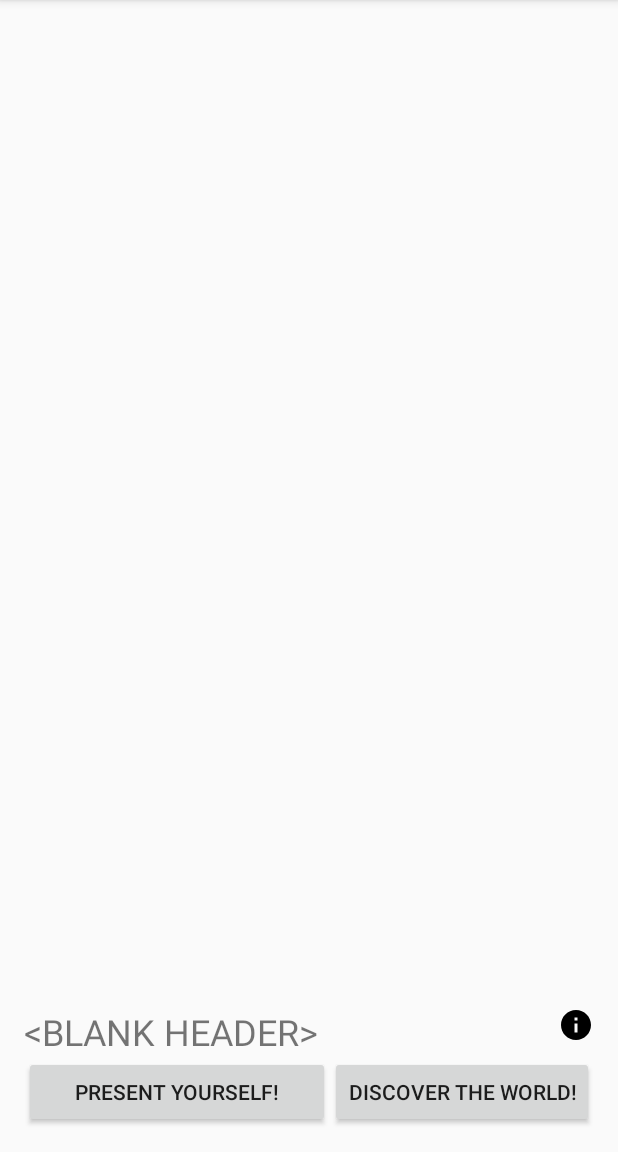
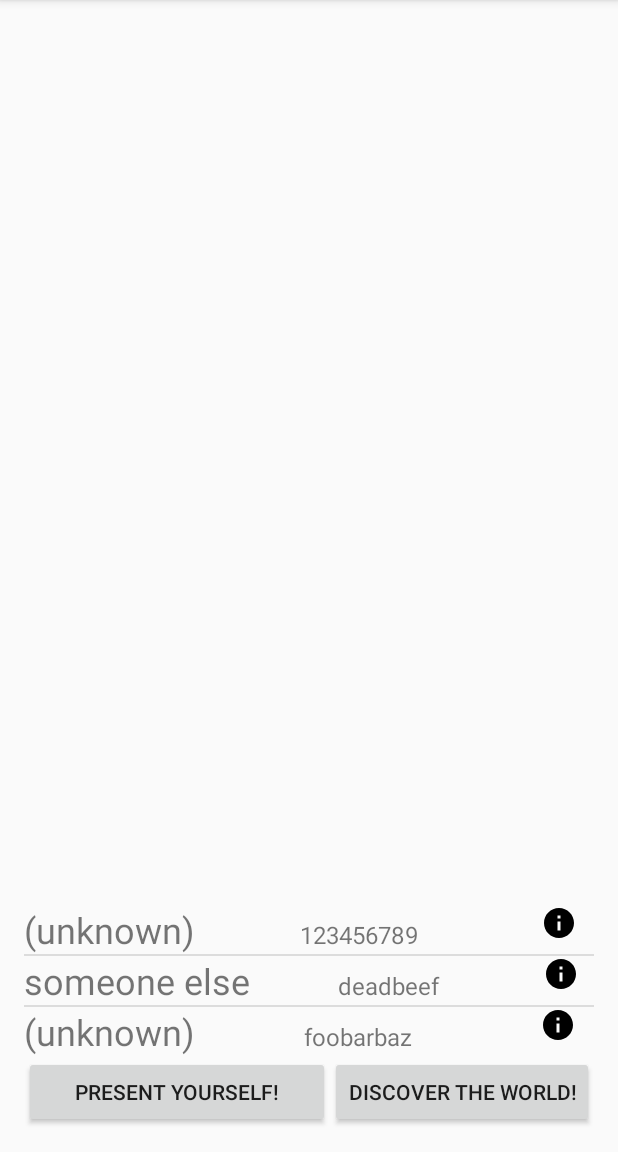
Before and after one commit to ethanfrey/blues-games, an Android app: the screen it shows after launch (MainActivity), on a phone screen of 412 x 824 dp, the part 84-1236 px from its top. Run offline under Robolectric (Android 15) with nearby library versions, the phone set to English and light mode, and no system bars.

Commit message:
Class for list data, update display on get list from server

```diff
--- a/app/src/main/java/com/orderbird/ethanblue/ListAdapter.java
+++ b/app/src/main/java/com/orderbird/ethanblue/ListAdapter.java
@@ -22,9 +22,10 @@ import java.util.TooManyListenersException;
 
 public class ListAdapter extends BaseAdapter {
     private Activity mContext;
-    private List<String> mList;
+    private List<UserData> mList;
     private LayoutInflater mLayoutInflater = null;
-    public ListAdapter(Activity context, List<String> list) {
+
+    public ListAdapter(Activity context, List<UserData> list) {
         mContext = context;
         mList = list;
         mLayoutInflater = (LayoutInflater) mContext
@@ -59,20 +60,24 @@ public class ListAdapter extends BaseAdapter {
         } else {
             viewHolder = (CompleteListViewHolder) v.getTag();
         }
-        viewHolder.mListItem.setText(mList.get(position));
+        UserData itemData = mList.get(position);
+        viewHolder.mListName.setText(itemData.getName());
+        viewHolder.mListUuid.setText(itemData.getUuid());
         viewHolder.mImageButton.setOnClickListener(new View.OnClickListener() {
             @Override
             public void onClick(View v) {
                 Bundle bundle = new Bundle();
-                bundle.putString("name", mList.get(position));
+                UserData itemData = mList.get(position);
+                bundle.putString("name", itemData.getName());
+                bundle.putString("uuid", itemData.getUuid());
                 Intent details = new Intent(v.getContext(), DetailActivity.class);
                 details.putExtras(bundle);
                 v.getContext().startActivity(details);
-                Intent phone = new Intent(Intent.ACTION_CALL);
-                phone.setData(Uri.parse("tel:1234-5678"));
+//                Intent phone = new Intent(Intent.ACTION_CALL);
+//                phone.setData(Uri.parse("tel:1234-5678"));
 //                v.getContext().startActivity(phone);
-                Intent web = new Intent(Intent.ACTION_VIEW);
-                web.setData(Uri.parse("http://www.pimcore.com/"));
+//                Intent web = new Intent(Intent.ACTION_VIEW);
+//                web.setData(Uri.parse("http://www.pimcore.com/"));
 //                v.getContext().startActivity(web);
             }
         });
@@ -81,10 +86,12 @@ public class ListAdapter extends BaseAdapter {
 }
 
 class CompleteListViewHolder {
-    public TextView mListItem;
+    public TextView mListName;
+    public TextView mListUuid;
     public ImageButton mImageButton;
     public CompleteListViewHolder(View base) {
-        mListItem = (TextView) base.findViewById(R.id.list_item);
+        mListName = (TextView) base.findViewById(R.id.list_name);
+        mListUuid = (TextView) base.findViewById(R.id.list_uuid);
         mImageButton = (ImageButton) base.findViewById(R.id.list_image);
     }
 }
--- a/app/src/main/java/com/orderbird/ethanblue/MainActivity.java
+++ b/app/src/main/java/com/orderbird/ethanblue/MainActivity.java
@@ -35,6 +35,32 @@ background services  ()
 push notification  - google service from web app
  */
 
+class UserData {
+    String mUuid;
+    String mName;
+
+    public UserData(String uuid, String name) {
+        mUuid = uuid;
+        mName = name;
+    }
+
+    public void setName(String name) {
+        mName = name;
+    }
+
+    public String getName() {
+        if (mName != null) {
+            return mName;
+        } else {
+            return "(unknown)";
+        }
+    }
+
+    public String getUuid() {
+        return mUuid;
+    }
+}
+
 public class MainActivity extends AppCompatActivity {
 
     ListView bluelist;
@@ -48,6 +74,7 @@ public class MainActivity extends AppCompatActivity {
         @Override
         public void onReceive(Context context, Intent intent) {
             String action = intent.getAction();
+            // TODO: fix this with the UserData
             if (BluetoothDevice.ACTION_FOUND.equals(action)) {
                 BluetoothDevice device = intent.getParcelableExtra(BluetoothDevice.EXTRA_DEVICE);
                 String line = device.getName() + "\n" + device.getAddress();
@@ -64,8 +91,12 @@ public class MainActivity extends AppCompatActivity {
         super.onCreate(savedInstanceState);
         setContentView(R.layout.activity_main);
         bluelist = (ListView)findViewById(R.id.bluelist);
-        mData = new ArrayList<String>();
-        mData.add("<BLANK HEADER>");
+
+        mData = new ArrayList<UserData>();
+        mData.add(new UserData("123456789", null));
+        mData.add(new UserData("deadbeef", "someone else"));
+        mData.add(new UserData("foobarbaz", null));
+
         adapter = new ListAdapter(this, mData);
         bluelist.setAdapter(adapter);
 
@@ -137,15 +168,19 @@ public class MainActivity extends AppCompatActivity {
 
     public void updateUserList(JSONObject users) {
         try {
-            mUserMap = new HashMap<String, String>();
-            Iterator keys = users.keys();
-            while (keys.hasNext()) {
-                String key = (String)keys.next();
-                String val = users.getString(key);
-                mUserMap.put(key, val);
+            Toast.makeText(this, "Got data", Toast.LENGTH_SHORT).show();
+            // TODO: refresh mData with mappings....
+
+            for (Object item : mData) {
+                UserData user = (UserData)item;
+                String uuid = user.getUuid();
+                if (users.has(uuid)) {
+                    String name = users.getString(uuid);
+                    user.setName(name);
+                }
             }
-            Toast.makeText(this, "Got data", Toast.LENGTH_LONG).show();
-            // TODO: refresh mData with mappings....
+            adapter.notifyDataSetChanged();
+            Toast.makeText(this, "Updating View", Toast.LENGTH_LONG).show();
         } catch (JSONException e) {
             e.printStackTrace();
         }
--- a/app/src/main/res/layout/list_layout.xml
+++ b/app/src/main/res/layout/list_layout.xml
@@ -1,22 +1,29 @@
 <?xml version="1.0" encoding="utf-8"?>
-<RelativeLayout xmlns:android="http://schemas.android.com/apk/res/android"
+<LinearLayout xmlns:android="http://schemas.android.com/apk/res/android"
     android:layout_width="match_parent"
     android:layout_height="wrap_content"
+    android:orientation="horizontal"
     android:layout_margin="12dp">
+    <TextView
+        android:layout_width="wrap_content"
+        android:layout_height="wrap_content"
+        android:layout_weight="3"
+        android:textSize="24sp"
+        android:text="Name"
+        android:id="@+id/list_name"/>
+    <TextView
+        android:layout_width="wrap_content"
+        android:layout_height="wrap_content"
+        android:layout_weight="3"
+        android:textSize="16sp"
+        android:text="uuid"
+        android:id="@+id/list_uuid"/>
     <ImageButton
         android:layout_width="wrap_content"
         android:layout_height="wrap_content"
-        android:layout_alignParentEnd="true"
+        android:layout_weight="1"
         android:src="@drawable/ic_info_24dp"
         android:background="@android:color/transparent"
         android:id="@+id/list_image"/>
-    <TextView
-        android:layout_width="match_parent"
-        android:layout_height="wrap_content"
-        android:textSize="24sp"
-        android:layout_alignParentStart="true"
-        android:layout_alignStart="@id/list_image"
-        android:text="Hello"
-        android:id="@+id/list_item"/>
 
-</RelativeLayout>
+</LinearLayout>
```
Also changed, not shown: app/src/main/java/com/orderbird/ethanblue/DetailActivity.java (+11 -5 lines), app/src/main/res/layout/activity_detail.xml (+10 -1 lines).
